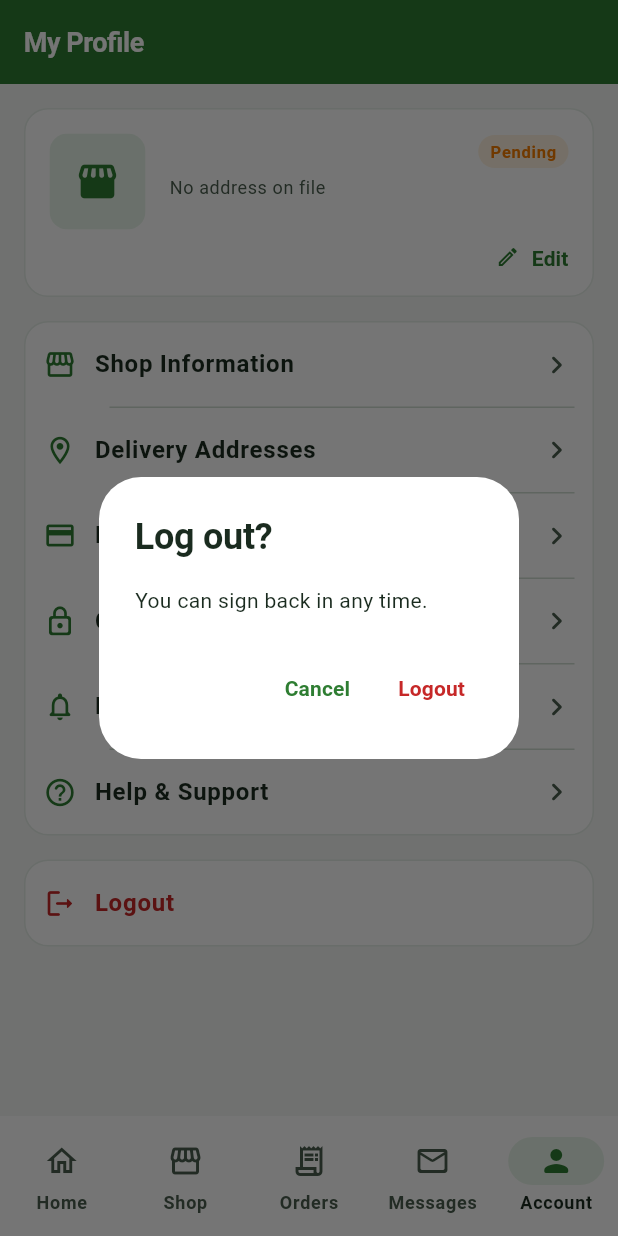
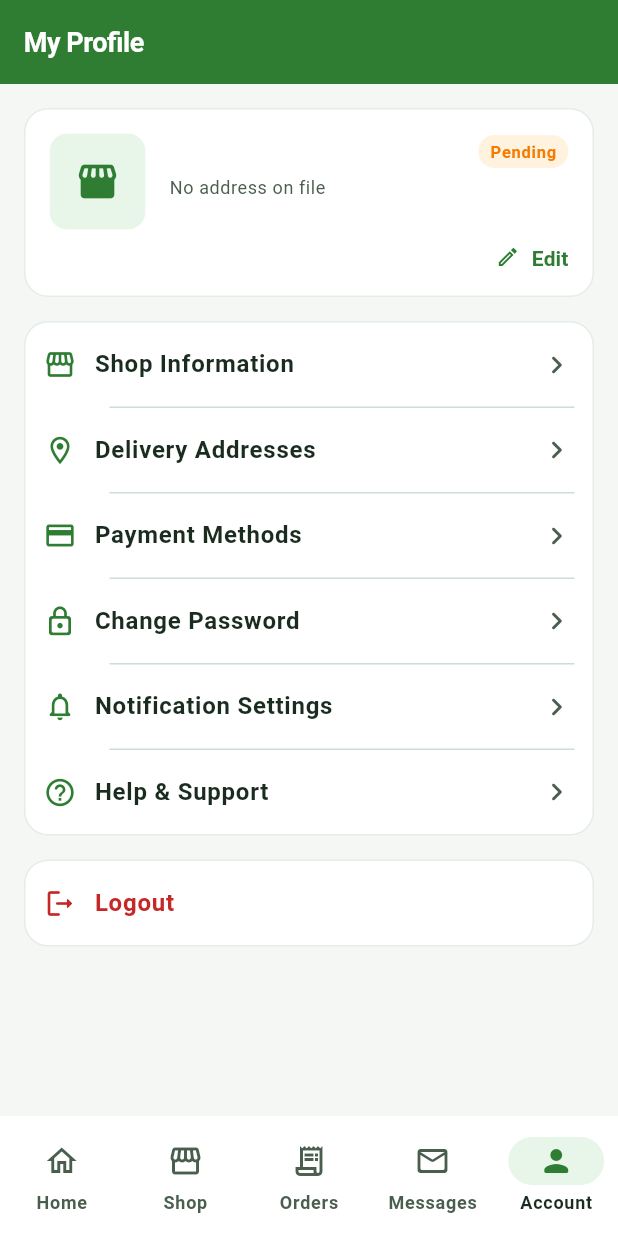
Before and after one commit to Nhleh/Spaza-Link, a Flutter app: the ProfileScreen screen opened by its route, after a tap on "Logout", on a phone screen of 412 x 824 dp. Run offline on Flutter 3.47's test engine with Material 3 defaults, Android fonts, the light colour scheme and no system bars; our stand-ins replace cached_network_image, cloud_firestore, connectivity_plus, data_table_2, equatable, firebase_auth and 10 more; accounts and stored records are empty; generated files the repository leaves out were written again; statements that could not run were skipped.

Commit message:
Customer: logout directly (no dialog) to dodge swiftshader black-barrier bug
The confirm dialog's translucent barrier renders opaque black and sticks on the
software-GPU emulator, which was the 'black screen on logout'. Logout is
reversible, so sign out directly and let the router redirect to Welcome.

```diff
--- a/apps/customer/lib/features/profile/screens/profile_screen.dart
+++ b/apps/customer/lib/features/profile/screens/profile_screen.dart
@@ -94,29 +94,11 @@ class ProfileScreen extends ConsumerWidget {
                   label: 'Logout',
                   danger: true,
                   onTap: () async {
-                    final confirm = await showDialog<bool>(
-                      context: context,
-                      builder: (_) => AlertDialog(
-                        title: const Text('Log out?'),
-                        content: const Text('You can sign back in any time.'),
-                        actions: [
-                          TextButton(
-                            onPressed: () => Navigator.pop(context, false),
-                            child: const Text('Cancel'),
-                          ),
-                          TextButton(
-                            onPressed: () => Navigator.pop(context, true),
-                            child: const Text('Logout',
-                                style: TextStyle(color: AppColors.error)),
-                          ),
-                        ],
-                      ),
-                    );
-                    if (confirm != true) return;
-                    // Just sign out — the router's redirect automatically sends
-                    // signed-out users to the Welcome screen (Login + Register).
-                    // Navigating manually here as well raced the redirect and
-                    // left a blank/black screen, so we let the redirect do it.
+                    // No confirmation dialog on purpose: on the software-GPU
+                    // emulator the dialog's translucent barrier renders as
+                    // opaque black and sticks (a swiftshader compositing bug).
+                    // Logout is reversible, so sign out directly — the router
+                    // redirect then sends the user to Welcome (Login/Register).
                     await signOut(ref);
                   },
                 ),
```
